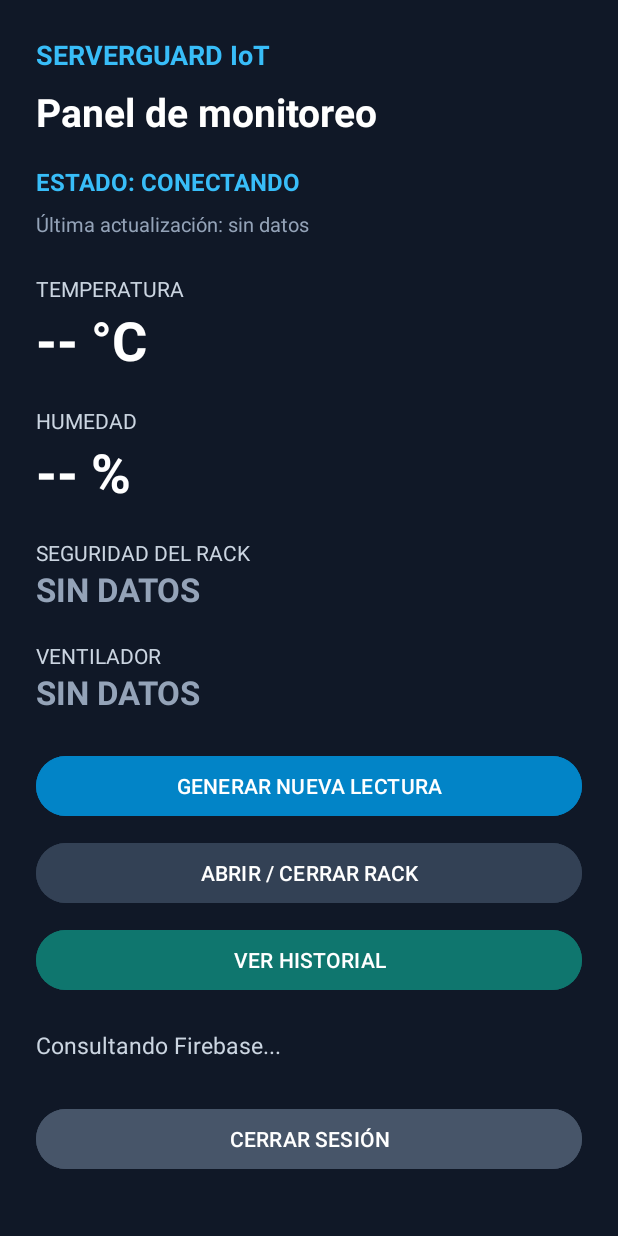
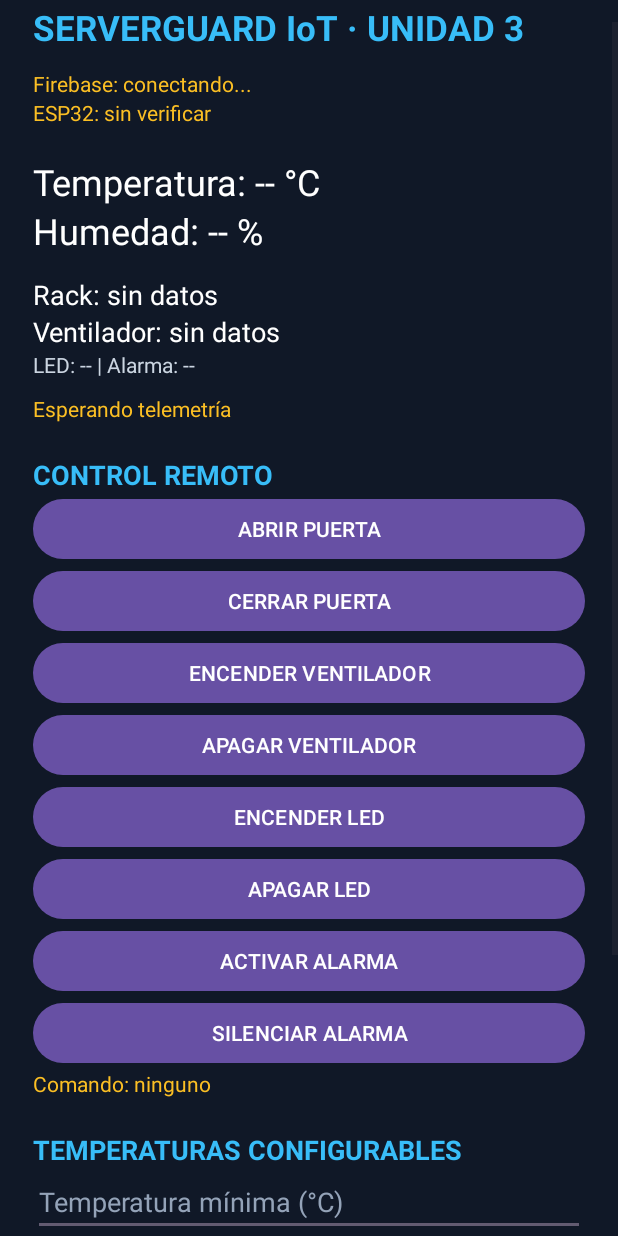
Before and after one commit to Jorge1896/ServerGuardIoT, an Android app: the layout activity_dashboard.xml on its own in the app's theme, with its tools: preview values and no code run, on a phone screen of 412 x 824 dp. Run offline under Robolectric (Android 15) with nearby library versions, the phone set to English and light mode, and no system bars.

Commit message:
feat(ui): panel de control ESP32 y límites editables

```diff
--- a/app/src/main/res/layout/activity_dashboard.xml
+++ b/app/src/main/res/layout/activity_dashboard.xml
@@ -1,164 +1,70 @@
-<ScrollView
-    xmlns:android="http://schemas.android.com/apk/res/android"
-    android:layout_width="match_parent"
-    android:layout_height="match_parent"
-    android:background="#101827"
-    android:fillViewport="true">
-
-    <LinearLayout
-        android:layout_width="match_parent"
-        android:layout_height="wrap_content"
-        android:orientation="vertical"
-        android:padding="24dp">
-
-        <TextView
-            android:layout_width="match_parent"
-            android:layout_height="wrap_content"
-            android:text="SERVERGUARD IoT"
-            android:textColor="#38BDF8"
-            android:textStyle="bold"
-            android:textSize="18sp" />
-
-        <TextView
-            android:layout_width="match_parent"
-            android:layout_height="wrap_content"
-            android:text="Panel de monitoreo"
-            android:textColor="#FFFFFF"
-            android:textSize="26sp"
-            android:textStyle="bold"
-            android:layout_marginTop="8dp" />
-
-        <TextView
-            android:id="@+id/txtEstadoGeneral"
-            android:layout_width="match_parent"
-            android:layout_height="wrap_content"
-            android:text="ESTADO: CONECTANDO"
-            android:textColor="#38BDF8"
-            android:textStyle="bold"
-            android:textSize="16sp"
-            android:layout_marginTop="18dp" />
-
-        <TextView
-            android:id="@+id/txtUltimaActualizacion"
-            android:layout_width="match_parent"
-            android:layout_height="wrap_content"
-            android:text="Última actualización: sin datos"
-            android:textColor="#94A3B8"
-            android:textSize="13sp"
-            android:layout_marginTop="8dp"
-            android:layout_marginBottom="24dp" />
-
-        <TextView
-            android:layout_width="match_parent"
-            android:layout_height="wrap_content"
-            android:text="TEMPERATURA"
-            android:textColor="#CBD5E1"
-            android:textSize="14sp" />
-
-        <TextView
-            android:id="@+id/txtTemperatura"
-            android:layout_width="match_parent"
-            android:layout_height="wrap_content"
-            android:text="-- °C"
-            android:textColor="#FFFFFF"
-            android:textSize="36sp"
-            android:textStyle="bold"
-            android:layout_marginBottom="20dp" />
-
-        <TextView
-            android:layout_width="match_parent"
-            android:layout_height="wrap_content"
-            android:text="HUMEDAD"
-            android:textColor="#CBD5E1"
-            android:textSize="14sp" />
-
-        <TextView
-            android:id="@+id/txtHumedad"
-            android:layout_width="match_parent"
-            android:layout_height="wrap_content"
-            android:text="-- %"
-            android:textColor="#FFFFFF"
-            android:textSize="36sp"
-            android:textStyle="bold"
-            android:layout_marginBottom="20dp" />
-
-        <TextView
-            android:layout_width="match_parent"
-            android:layout_height="wrap_content"
-            android:text="SEGURIDAD DEL RACK"
-            android:textColor="#CBD5E1"
-            android:textSize="14sp" />
-
-        <TextView
-            android:id="@+id/txtRack"
-            android:layout_width="match_parent"
-            android:layout_height="wrap_content"
-            android:text="SIN DATOS"
-            android:textColor="#94A3B8"
-            android:textSize="22sp"
-            android:textStyle="bold"
-            android:layout_marginBottom="20dp" />
-
-        <TextView
-            android:layout_width="match_parent"
-            android:layout_height="wrap_content"
-            android:text="VENTILADOR"
-            android:textColor="#CBD5E1"
-            android:textSize="14sp" />
-
-        <TextView
-            android:id="@+id/txtVentilador"
-            android:layout_width="match_parent"
-            android:layout_height="wrap_content"
-            android:text="SIN DATOS"
-            android:textColor="#94A3B8"
-            android:textSize="22sp"
-            android:textStyle="bold"
-            android:layout_marginBottom="24dp" />
-
-        <Button
-            android:id="@+id/btnSimular"
-            android:layout_width="match_parent"
-            android:layout_height="wrap_content"
-            android:text="GENERAR NUEVA LECTURA"
-            android:backgroundTint="#0284C7"
-            android:textColor="#FFFFFF" />
-
-        <Button
-            android:id="@+id/btnRack"
-            android:layout_width="match_parent"
-            android:layout_height="wrap_content"
-            android:text="ABRIR / CERRAR RACK"
-            android:backgroundTint="#334155"
-            android:textColor="#FFFFFF"
-            android:layout_marginTop="10dp" />
-
-        <Button
-            android:id="@+id/btnHistorial"
-            android:layout_width="match_parent"
-            android:layout_height="wrap_content"
-            android:text="VER HISTORIAL"
-            android:backgroundTint="#0F766E"
-            android:textColor="#FFFFFF"
-            android:layout_marginTop="10dp" />
-
-        <TextView
-            android:id="@+id/txtAlerta"
-            android:layout_width="match_parent"
-            android:layout_height="wrap_content"
-            android:text="Consultando Firebase..."
-            android:textColor="#CBD5E1"
-            android:textSize="15sp"
-            android:layout_marginTop="22dp" />
-
-        <Button
-            android:id="@+id/btnCerrarSesion"
-            android:layout_width="match_parent"
-            android:layout_height="wrap_content"
-            android:text="CERRAR SESIÓN"
-            android:backgroundTint="#475569"
-            android:textColor="#FFFFFF"
-            android:layout_marginTop="28dp" />
-
-    </LinearLayout>
+<?xml version="1.0" encoding="utf-8"?>
+<ScrollView xmlns:android="http://schemas.android.com/apk/res/android"
+ android:layout_width="match_parent" android:layout_height="match_parent"
+ android:fillViewport="true" android:background="#101827">
+ <LinearLayout android:layout_width="match_parent" android:layout_height="wrap_content"
+  android:padding="22dp" android:orientation="vertical">
+  <TextView android:layout_width="match_parent" android:layout_height="wrap_content"
+   android:text="SERVERGUARD IoT · UNIDAD 3" android:textSize="23sp"
+   android:textStyle="bold" android:textColor="#38BDF8"/>
+  <TextView android:id="@+id/txtFirebase" android:layout_width="match_parent"
+   android:layout_height="wrap_content" android:text="Firebase: conectando..."
+   android:textColor="#FBBF24" android:layout_marginTop="12dp"/>
+  <TextView android:id="@+id/txtEsp32" android:layout_width="match_parent"
+   android:layout_height="wrap_content" android:text="ESP32: sin verificar"
+   android:textColor="#FBBF24"/>
+  <TextView android:id="@+id/txtTemperatura" android:layout_width="match_parent"
+   android:layout_height="wrap_content" android:text="Temperatura: -- °C"
+   android:textSize="24sp" android:textColor="#FFFFFF" android:layout_marginTop="20dp"/>
+  <TextView android:id="@+id/txtHumedad" android:layout_width="match_parent"
+   android:layout_height="wrap_content" android:text="Humedad: -- %"
+   android:textSize="24sp" android:textColor="#FFFFFF"/>
+  <TextView android:id="@+id/txtRack" android:layout_width="match_parent"
+   android:layout_height="wrap_content" android:text="Rack: sin datos"
+   android:textSize="18sp" android:textColor="#FFFFFF" android:layout_marginTop="14dp"/>
+  <TextView android:id="@+id/txtVentilador" android:layout_width="match_parent"
+   android:layout_height="wrap_content" android:text="Ventilador: sin datos"
+   android:textSize="18sp" android:textColor="#FFFFFF"/>
+  <TextView android:id="@+id/txtOtros" android:layout_width="match_parent"
+   android:layout_height="wrap_content" android:text="LED: -- | Alarma: --"
+   android:textColor="#CBD5E1"/>
+  <TextView android:id="@+id/txtAlerta" android:layout_width="match_parent"
+   android:layout_height="wrap_content" android:text="Esperando telemetría"
+   android:textColor="#FBBF24" android:layout_marginTop="10dp"/>
+  <TextView android:layout_width="match_parent" android:layout_height="wrap_content"
+   android:text="CONTROL REMOTO" android:textSize="18sp" android:textStyle="bold"
+   android:textColor="#38BDF8" android:layout_marginTop="22dp"/>
+  <Button android:id="@+id/btnAbrir" android:layout_width="match_parent" android:layout_height="wrap_content" android:text="ABRIR PUERTA"/>
+  <Button android:id="@+id/btnCerrar" android:layout_width="match_parent" android:layout_height="wrap_content" android:text="CERRAR PUERTA"/>
+  <Button android:id="@+id/btnFanOn" android:layout_width="match_parent" android:layout_height="wrap_content" android:text="ENCENDER VENTILADOR"/>
+  <Button android:id="@+id/btnFanOff" android:layout_width="match_parent" android:layout_height="wrap_content" android:text="APAGAR VENTILADOR"/>
+  <Button android:id="@+id/btnLedOn" android:layout_width="match_parent" android:layout_height="wrap_content" android:text="ENCENDER LED"/>
+  <Button android:id="@+id/btnLedOff" android:layout_width="match_parent" android:layout_height="wrap_content" android:text="APAGAR LED"/>
+  <Button android:id="@+id/btnAlarmOn" android:layout_width="match_parent" android:layout_height="wrap_content" android:text="ACTIVAR ALARMA"/>
+  <Button android:id="@+id/btnAlarmOff" android:layout_width="match_parent" android:layout_height="wrap_content" android:text="SILENCIAR ALARMA"/>
+  <TextView android:id="@+id/txtComando" android:layout_width="match_parent"
+   android:layout_height="wrap_content" android:text="Comando: ninguno"
+   android:textColor="#FBBF24"/>
+  <TextView android:layout_width="match_parent" android:layout_height="wrap_content"
+   android:text="TEMPERATURAS CONFIGURABLES" android:textSize="18sp"
+   android:textColor="#38BDF8" android:textStyle="bold" android:layout_marginTop="22dp"/>
+  <EditText android:id="@+id/editMin" android:layout_width="match_parent"
+   android:layout_height="wrap_content" android:hint="Temperatura mínima (°C)"
+   android:inputType="numberDecimal|numberSigned" android:textColor="#FFFFFF"
+   android:textColorHint="#94A3B8"/>
+  <EditText android:id="@+id/editMax" android:layout_width="match_parent"
+   android:layout_height="wrap_content" android:hint="Temperatura máxima (°C)"
+   android:inputType="numberDecimal|numberSigned" android:textColor="#FFFFFF"
+   android:textColorHint="#94A3B8"/>
+  <Button android:id="@+id/btnGuardar" android:layout_width="match_parent"
+   android:layout_height="wrap_content" android:text="GUARDAR LÍMITES"/>
+  <TextView android:id="@+id/txtLimites" android:layout_width="match_parent"
+   android:layout_height="wrap_content" android:text="Límites: aún no consultados"
+   android:textColor="#CBD5E1"/>
+  <Button android:id="@+id/btnHistorial" android:layout_width="match_parent"
+   android:layout_height="wrap_content" android:text="HISTORIAL ANTERIOR"
+   android:layout_marginTop="18dp"/>
+  <Button android:id="@+id/btnCerrarSesion" android:layout_width="match_parent"
+   android:layout_height="wrap_content" android:text="CERRAR SESIÓN"/>
+ </LinearLayout>
 </ScrollView>
```
